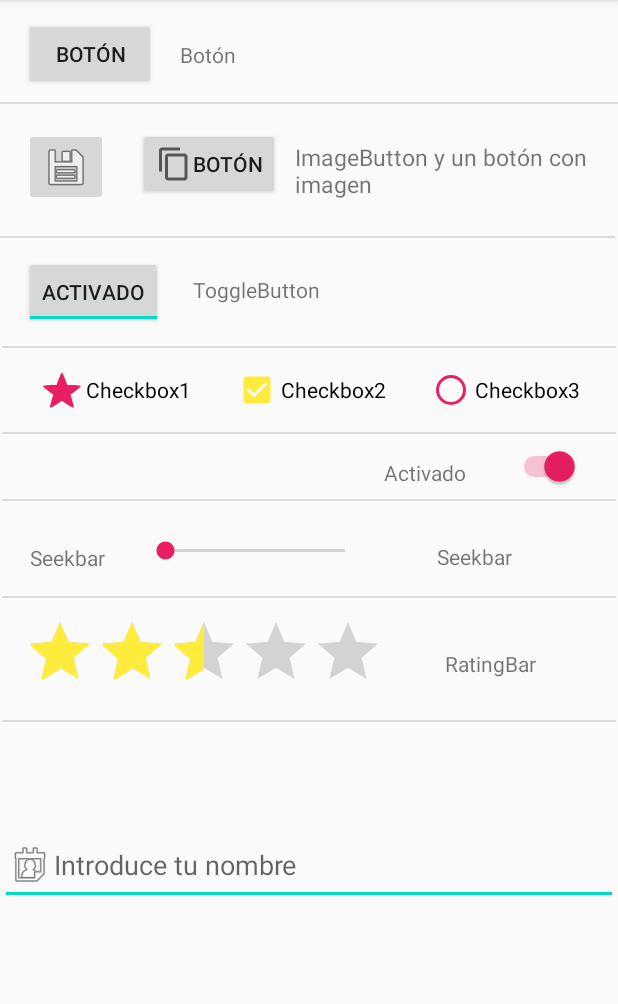
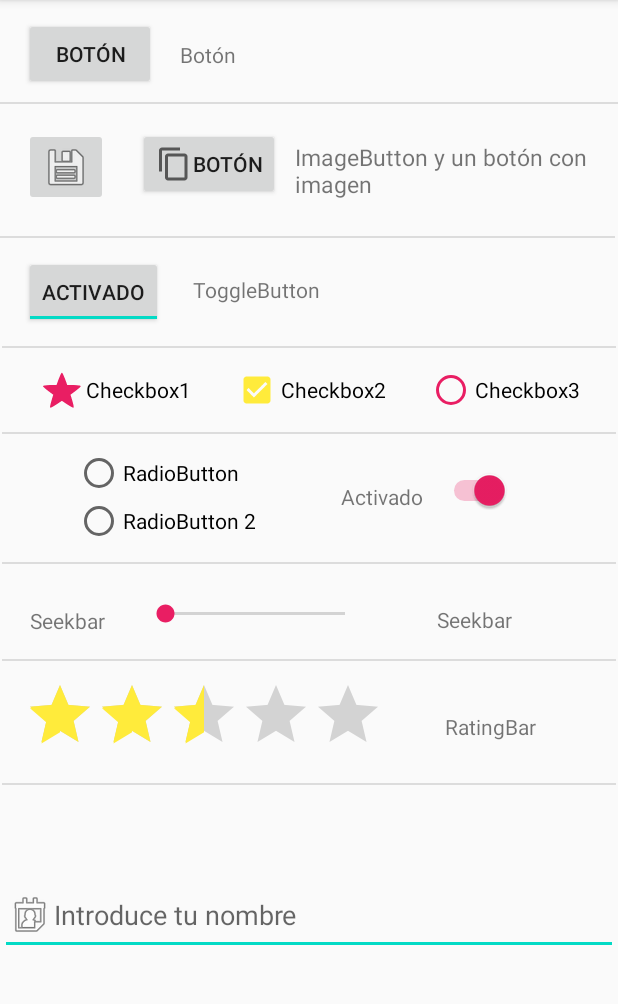
Before and after one commit to Matias-Louzao-Ataria/Android, an Android app: the screen it shows after launch (MainActivity), on a phone screen of 412 x 824 dp, the part 84-1088 px from its top. Run offline under Robolectric (Android 15) with nearby library versions, the light colour scheme and no system bars.

Commit message:
T3EJ9 acabado

```diff
--- a/EJ5/app/src/main/java/com/example/ej5/MainActivity.java
+++ b/EJ5/app/src/main/java/com/example/ej5/MainActivity.java
@@ -14,10 +14,12 @@ import android.widget.CompoundButton;
 import android.widget.EditText;
 import android.widget.ImageButton;
 import android.widget.RadioButton;
+import android.widget.RadioGroup;
 import android.widget.RatingBar;
 import android.widget.SeekBar;
 import android.widget.Switch;
 import android.widget.TextView;
+import android.widget.Toast;
 import android.widget.ToggleButton;
 
 public class MainActivity extends AppCompatActivity {
@@ -37,6 +39,9 @@ public class MainActivity extends AppCompatActivity {
     private int cont = 0;
     private ImageButton imgButton;
     private TextView buttonView;
+    private RadioButton rb1;
+    private RadioButton rb2;
+    private RadioGroup rg;
 
     @Override
     protected void onCreate(Bundle savedInstanceState) {
@@ -56,6 +61,9 @@ public class MainActivity extends AppCompatActivity {
         boton3 = findViewById(R.id.button3);
         imgButton = findViewById(R.id.imageButton);
         buttonView = findViewById(R.id.textView3);
+        rb1 = findViewById(R.id.radioButton);
+        rb2 = findViewById(R.id.radioButton2);
+        rg = findViewById(R.id.grupo);
 
         seek.setOnSeekBarChangeListener(new SeekBar.OnSeekBarChangeListener() {
             @Override
@@ -123,6 +131,20 @@ public class MainActivity extends AppCompatActivity {
                 startActivityForResult(it,1);
             }
         });
+
+        rg.setOnCheckedChangeListener(new RadioGroup.OnCheckedChangeListener() {
+            @Override
+            public void onCheckedChanged(RadioGroup group, int checkedId) {
+                if(checkedId == rb1.getId()){
+                    Toast.makeText(MainActivity.this, "id: "+rb1.getId()+", Texto:"+rb1.getText().toString(), Toast.LENGTH_SHORT).show();
+                }else if(checkedId == rb2.getId()){
+                    Toast.makeText(MainActivity.this, "id: "+rb2.getId()+", Texto:"+rb2.getText().toString(), Toast.LENGTH_SHORT).show();
+                }else{
+
+                }
+            }
+        });
+
     }
 
     @Override
--- a/EJ5/app/src/main/res/layout/activity_main.xml
+++ b/EJ5/app/src/main/res/layout/activity_main.xml
@@ -186,7 +186,7 @@
         android:layout_width="wrap_content"
         android:layout_height="wrap_content"
         android:layout_marginStart="279dp"
-        android:layout_marginTop="8dp"
+        android:layout_marginTop="24dp"
         android:checked="true"
         android:shadowColor="#FFFFFF"
         android:textOff="@string/desactivado"
@@ -194,7 +194,7 @@
         android:thumbTint="#E91E63"
         android:trackTint="#E91E63"
         app:layout_constraintEnd_toEndOf="@+id/checkBox2"
-        app:layout_constraintHorizontal_bias="1.0"
+        app:layout_constraintHorizontal_bias="0.218"
         app:layout_constraintStart_toStartOf="parent"
         app:layout_constraintTop_toBottomOf="@+id/divider5" />
 
@@ -203,11 +203,11 @@
         android:layout_width="0dp"
         android:layout_height="1dp"
         android:layout_marginStart="1dp"
-        android:layout_marginTop="8dp"
+        android:layout_marginTop="34dp"
         android:layout_marginEnd="1dp"
         android:background="?android:attr/listDivider"
         app:layout_constraintEnd_toEndOf="parent"
-        app:layout_constraintHorizontal_bias="1.0"
+        app:layout_constraintHorizontal_bias="0.0"
         app:layout_constraintStart_toStartOf="parent"
         app:layout_constraintTop_toBottomOf="@+id/switch1" />
 
@@ -319,7 +319,7 @@
         android:id="@+id/textView5"
         android:layout_width="wrap_content"
         android:layout_height="wrap_content"
-        android:layout_marginEnd="28dp"
+        android:layout_marginEnd="10dp"
         android:text="@string/activado"
         app:layout_constraintBottom_toBottomOf="@+id/switch1"
         app:layout_constraintEnd_toStartOf="@+id/switch1"
@@ -328,4 +328,26 @@
         app:layout_constraintTop_toTopOf="@+id/switch1"
         app:layout_constraintVertical_bias="1.0" />
 
+    <RadioGroup
+        android:id="@+id/grupo"
+        android:layout_width="wrap_content"
+        android:layout_height="wrap_content"
+        android:layout_marginStart="50dp"
+        app:layout_constraintBottom_toBottomOf="@+id/textView5"
+        app:layout_constraintStart_toStartOf="parent"
+        app:layout_constraintTop_toTopOf="@+id/textView5">
+
+        <RadioButton
+            android:id="@+id/radioButton2"
+            android:layout_width="match_parent"
+            android:layout_height="wrap_content"
+            android:text="RadioButton" />
+
+        <RadioButton
+            android:id="@+id/radioButton"
+            android:layout_width="match_parent"
+            android:layout_height="wrap_content"
+            android:text="RadioButton 2" />
+    </RadioGroup>
+
 </androidx.constraintlayout.widget.ConstraintLayout>
--- a/EJ5/app/src/main/res/layout/activity_secundaria.xml
+++ b/EJ5/app/src/main/res/layout/activity_secundaria.xml
@@ -58,8 +58,9 @@
         android:id="@+id/button4"
         android:layout_width="wrap_content"
         android:layout_height="wrap_content"
-        android:layout_marginTop="24dp"
+        android:layout_marginStart="160dp"
+        android:layout_marginTop="36dp"
         android:text="@string/llamar"
-        app:layout_constraintStart_toEndOf="@+id/editTextPhone"
+        app:layout_constraintStart_toStartOf="@+id/editTextPhone"
         app:layout_constraintTop_toBottomOf="@+id/editTextPhone" />
 </androidx.constraintlayout.widget.ConstraintLayout>
```
